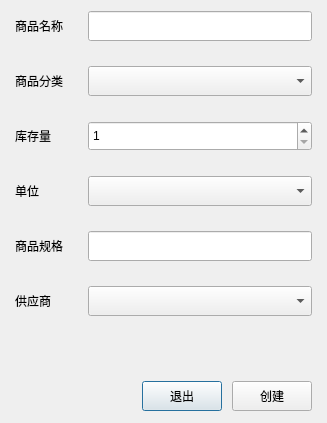
This is Qt/ERP/dialognewgoods.ui in superp2017/NTERP as Qt 5 draws it before an edit. The edited form follows.
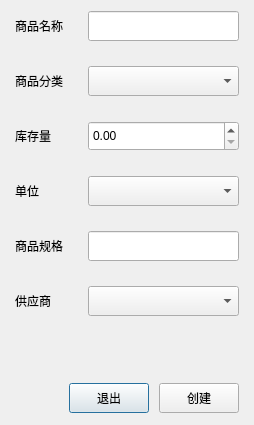
This is the edited form.

What changed in the file:
```diff
--- a/Qt/ERP/dialognewgoods.ui
+++ b/Qt/ERP/dialognewgoods.ui
@@ -6,8 +6,8 @@
    <rect>
     <x>0</x>
     <y>0</y>
-    <width>327</width>
-    <height>423</height>
+    <width>254</width>
+    <height>425</height>
    </rect>
   </property>
   <property name="windowTitle">
@@ -78,22 +78,6 @@
        </property>
       </widget>
      </item>
-     <item row="2" column="1">
-      <widget class="QSpinBox" name="spinBox_num">
-       <property name="minimumSize">
-        <size>
-         <width>0</width>
-         <height>30</height>
-        </size>
-       </property>
-       <property name="minimum">
-        <number>1</number>
-       </property>
-       <property name="maximum">
-        <number>9999999</number>
-       </property>
-      </widget>
-     </item>
      <item row="3" column="0">
       <widget class="QLabel" name="label_9">
        <property name="text">
@@ -148,6 +132,19 @@
        </property>
       </widget>
      </item>
+     <item row="2" column="1">
+      <widget class="QDoubleSpinBox" name="doubleSpinBox_num">
+       <property name="minimumSize">
+        <size>
+         <width>0</width>
+         <height>30</height>
+        </size>
+       </property>
+       <property name="maximum">
+        <double>99999.990000000005239</double>
+       </property>
+      </widget>
+     </item>
     </layout>
    </item>
    <item row="1" column="0">
```
